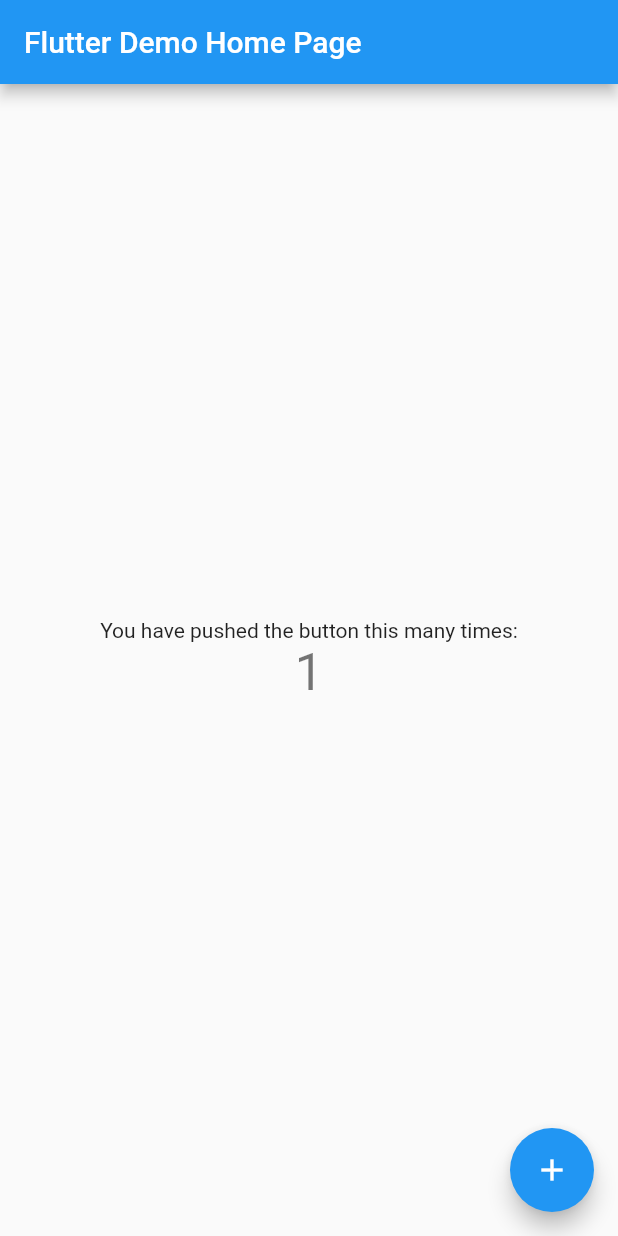
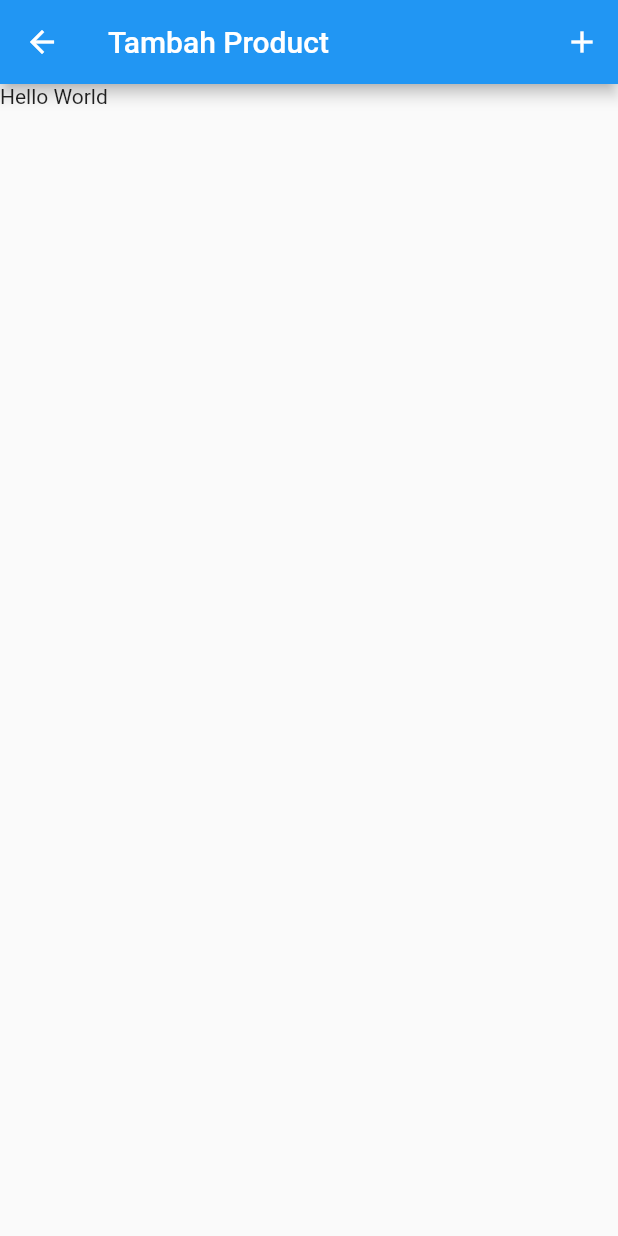
Before and after one commit to andymulya/app_kasir, a Flutter app: the screen it shows after launch, after a tap on the "add" icon, on a phone screen of 412 x 824 dp. Run offline on Flutter 3.47's test engine with Material 2 defaults, Android fonts, the phone set to English and light mode, and no system bars; our stand-ins replace sqflite; accounts and stored records are empty.

Commit message:
project awal dengan menambahkan sqflite init dan provider sqflite

```diff
--- a/lib/main.dart
+++ b/lib/main.dart
@@ -1,115 +1,24 @@
+import 'package:app_kasir/providers/sqflite_provider.dart';
+import 'package:app_kasir/routes/routes.dart';
 import 'package:flutter/material.dart';
+import 'package:provider/provider.dart';
 
-void main() {
-  runApp(const MyApp());
-}
+void main() => runApp(const MyApp());
 
-class MyApp extends StatelessWidget {
+class MyApp extends StatelessWidget{
   const MyApp({super.key});
 
-  // This widget is the root of your application.
   @override
-  Widget build(BuildContext context) {
-    return MaterialApp(
-      title: 'Flutter Demo',
-      theme: ThemeData(
-        // This is the theme of your application.
-        //
-        // Try running your application with "flutter run". You'll see the
-        // application has a blue toolbar. Then, without quitting the app, try
-        // changing the primarySwatch below to Colors.green and then invoke
-        // "hot reload" (press "r" in the console where you ran "flutter run",
-        // or simply save your changes to "hot reload" in a Flutter IDE).
-        // Notice that the counter didn't reset back to zero; the application
-        // is not restarted.
-        primarySwatch: Colors.blue,
+  Widget build(BuildContext context){
+    return MultiProvider(
+      providers: [
+        ChangeNotifierProvider(create: (context) => SqfliteProvider())
+      ],
+      child: MaterialApp(
+        debugShowCheckedModeBanner: false,
+        routes: routes,
+        initialRoute: '/',
       ),
-      home: const MyHomePage(title: 'Flutter Demo Home Page'),
     );
   }
 }
-
-class MyHomePage extends StatefulWidget {
-  const MyHomePage({super.key, required this.title});
-
-  // This widget is the home page of your application. It is stateful, meaning
-  // that it has a State object (defined below) that contains fields that affect
-  // how it looks.
-
-  // This class is the configuration for the state. It holds the values (in this
-  // case the title) provided by the parent (in this case the App widget) and
-  // used by the build method of the State. Fields in a Widget subclass are
-  // always marked "final".
-
-  final String title;
-
-  @override
-  State<MyHomePage> createState() => _MyHomePageState();
-}
-
-class _MyHomePageState extends State<MyHomePage> {
-  int _counter = 0;
-
-  void _incrementCounter() {
-    setState(() {
-      // This call to setState tells the Flutter framework that something has
-      // changed in this State, which causes it to rerun the build method below
-      // so that the display can reflect the updated values. If we changed
-      // _counter without calling setState(), then the build method would not be
-      // called again, and so nothing would appear to happen.
-      _counter++;
-    });
-  }
-
-  @override
-  Widget build(BuildContext context) {
-    // This method is rerun every time setState is called, for instance as done
-    // by the _incrementCounter method above.
-    //
-    // The Flutter framework has been optimized to make rerunning build methods
-    // fast, so that you can just rebuild anything that needs updating rather
-    // than having to individually change instances of widgets.
-    return Scaffold(
-      appBar: AppBar(
-        // Here we take the value from the MyHomePage object that was created by
-        // the App.build method, and use it to set our appbar title.
-        title: Text(widget.title),
-      ),
-      body: Center(
-        // Center is a layout widget. It takes a single child and positions it
-        // in the middle of the parent.
-        child: Column(
-          // Column is also a layout widget. It takes a list of children and
-          // arranges them vertically. By default, it sizes itself to fit its
-          // children horizontally, and tries to be as tall as its parent.
-          //
-          // Invoke "debug painting" (press "p" in the console, choose the
-          // "Toggle Debug Paint" action from the Flutter Inspector in Android
-          // Studio, or the "Toggle Debug Paint" command in Visual Studio Code)
-          // to see the wireframe for each widget.
-          //
-          // Column has various properties to control how it sizes itself and
-          // how it positions its children. Here we use mainAxisAlignment to
-          // center the children vertically; the main axis here is the vertical
-          // axis because Columns are vertical (the cross axis would be
-          // horizontal).
-          mainAxisAlignment: MainAxisAlignment.center,
-          children: <Widget>[
-            const Text(
-              'You have pushed the button this many times:',
-            ),
-            Text(
-              '$_counter',
-              style: Theme.of(context).textTheme.headline4,
-            ),
-          ],
-        ),
-      ),
-      floatingActionButton: FloatingActionButton(
-        onPressed: _incrementCounter,
-        tooltip: 'Increment',
-        child: const Icon(Icons.add),
-      ), // This trailing comma makes auto-formatting nicer for build methods.
-    );
-  }
-}
--- /dev/null
+++ b/lib/models/product_model.dart
@@ -0,0 +1,15 @@
+class ProductModel{
+	final int id, stock, price;
+	final String name;
+
+	ProductModel({required this.id, required this.name, required this.stock, required this.price});
+
+	factory ProductModel.fromDatabase(Map<String, dynamic> datas){
+		return ProductModel(
+			id: datas['id'],
+			name: datas['name'],
+			stock: datas['stock'],
+			price: datas['price']
+		);
+	}
+}
--- /dev/null
+++ b/lib/pages/add_product_page.dart
@@ -0,0 +1,41 @@
+import 'package:flutter/material.dart';
+
+class AddProductPage extends StatelessWidget{
+	const AddProductPage({super.key});
+
+	@override
+	Widget build(BuildContext context){
+		return Scaffold(
+			appBar: AppBar(
+				title: const Text('Tambah Product'),
+				actions: [
+					IconButton(
+						onPressed: (){
+							_showSimpleDialog(context);
+						},
+						icon: const Icon(Icons.add)
+					)
+				],
+			),
+			body: Text('Hello World'),
+		);
+	}
+}
+
+void _showSimpleDialog(BuildContext context){
+	showDialog(context: context,
+		builder: (context) => SimpleDialog(
+			children: [
+				Row(
+					mainAxisAlignment: MainAxisAlignment.spaceBetween,
+					children: [
+						const Padding(
+						  padding: EdgeInsets.all(8.0),
+						  child: Text('Tambah Produk'),
+						),
+						CloseButton(color: Colors.red, onPressed: () => Navigator.pop(context))
+					],
+				),
+			],
+	));
+}
--- /dev/null
+++ b/lib/pages/main_page.dart
@@ -0,0 +1,21 @@
+import 'package:flutter/material.dart';
+
+class MainPage extends StatelessWidget{
+	const MainPage({super.key});
+
+	@override
+	Widget build(BuildContext context){
+		return Scaffold(
+			floatingActionButton: FloatingActionButton(
+				onPressed: () => Navigator.pushNamed(context, '/add_product'),
+				child: const Icon(
+					Icons.add
+				),
+			),
+			appBar: AppBar(
+				title: const Text('Menu Product')
+			),
+			body: Text('Hello World'),
+		);
+	}
+}
--- /dev/null
+++ b/lib/providers/sqflite_provider.dart
@@ -0,0 +1,54 @@
+import 'package:app_kasir/models/product_model.dart';
+import 'package:app_kasir/services/sqflite_intance.dart';
+import 'package:flutter/cupertino.dart';
+
+class SqfliteProvider extends ChangeNotifier{
+	List<ProductModel> _products = [];
+	List<ProductModel> get products => _products;
+	set products(product){
+		_products = product;
+		notifyListeners;
+	}
+
+	bool _isLoading = false;
+	bool get isLoading => _isLoading;
+	void setIsLoading(isLoading){
+		_isLoading = isLoading;
+		notifyListeners();
+	}
+
+	final _sqfliteIntance = SqfliteIntance();
+
+	Future<void> checkDb() async {
+		await _sqfliteIntance.createDatabase();
+		notifyListeners();
+	}
+
+	Future<void> getProducts() async {
+		setIsLoading(true);
+
+		final result = await _sqfliteIntance.getDatas();
+		_products = result;
+
+		setIsLoading(false);
+		notifyListeners();
+	}
+
+	Future<void> addProduct() async {
+		try{
+			final result = await _sqfliteIntance.insertData({
+				'name': 'Beng - beng',
+				'stock': 100,
+				'price': 2000
+			});
+
+			print(result);
+		}catch(e){
+			rethrow;
+			print(e);
+		}
+		notifyListeners();
+	}
+
+
+}
--- /dev/null
+++ b/lib/routes/routes.dart
@@ -0,0 +1,9 @@
+import 'package:app_kasir/pages/add_product_page.dart';
+import 'package:flutter/material.dart';
+
+import '../pages/main_page.dart';
+
+final Map<String, WidgetBuilder> routes = {
+	'/': (context) => const MainPage(),
+	'/add_product': (context) => const AddProductPage()
+};
--- a/pubspec.yaml
+++ b/pubspec.yaml
@@ -36,6 +36,10 @@
   # The following adds the Cupertino Icons font to your application.
   # Use with the CupertinoIcons class for iOS style icons.
   cupertino_icons: ^1.0.2
+  provider: ^6.0.5
+  sqflite: ^2.2.3
+  path: ^1.8.2
+  min_id: ^1.1.0
 
 dev_dependencies:
   flutter_test:
```
Also changed, not shown: lib/services/sqflite_intance.dart (added, +69 -0 lines), pubspec.lock, 1 other file.
